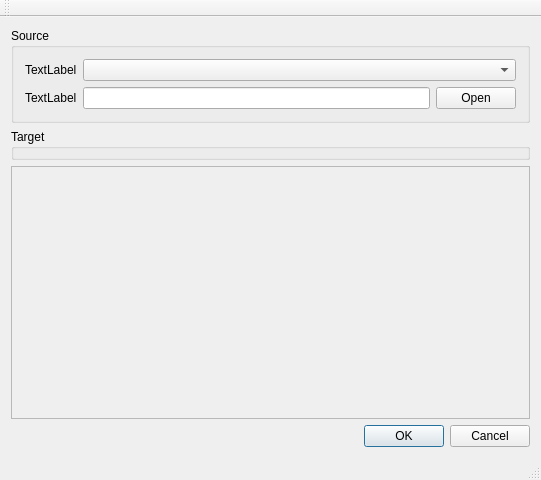
Old version of the form ui/mainwindow.ui in the repository lasma/ogr2ogr-gui.
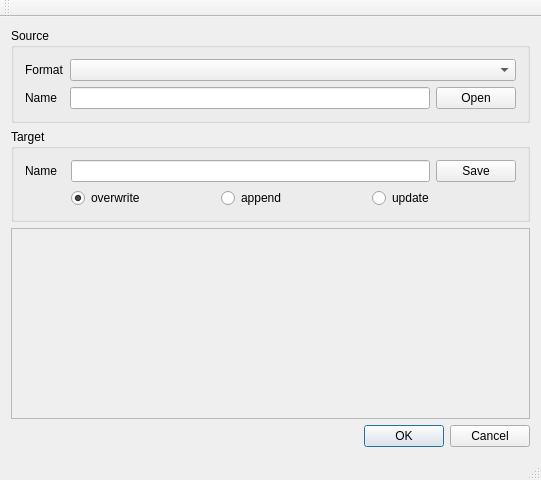
New version of the form.

Commit message: some more gui controls and ogrconfig settings

Patch:
```diff
--- a/ui/mainwindow.ui
+++ b/ui/mainwindow.ui
@@ -21,10 +21,13 @@
        <string>Source</string>
       </property>
       <layout class="QFormLayout" name="formLayout">
+       <property name="fieldGrowthPolicy">
+        <enum>QFormLayout::AllNonFixedFieldsGrow</enum>
+       </property>
        <item row="0" column="0">
         <widget class="QLabel" name="label">
          <property name="text">
-          <string>TextLabel</string>
+          <string>Format</string>
          </property>
         </widget>
        </item>
@@ -34,7 +37,7 @@
        <item row="1" column="0">
         <widget class="QLabel" name="label_2">
          <property name="text">
-          <string>TextLabel</string>
+          <string>Name</string>
          </property>
         </widget>
        </item>
@@ -60,6 +63,70 @@
       <property name="title">
        <string>Target</string>
       </property>
+      <layout class="QFormLayout" name="formLayout_2">
+       <item row="0" column="0">
+        <widget class="QLabel" name="label_3">
+         <property name="text">
+          <string>Name</string>
+         </property>
+        </widget>
+       </item>
+       <item row="0" column="1">
+        <layout class="QHBoxLayout" name="horizontalLayout_2">
+         <item>
+          <widget class="QLineEdit" name="txtTargetName"/>
+         </item>
+         <item>
+          <widget class="QPushButton" name="pbOpenTarget">
+           <property name="text">
+            <string>Save</string>
+           </property>
+          </widget>
+         </item>
+        </layout>
+       </item>
+       <item row="1" column="0">
+        <spacer name="horizontalSpacer">
+         <property name="orientation">
+          <enum>Qt::Horizontal</enum>
+         </property>
+         <property name="sizeHint" stdset="0">
+          <size>
+           <width>40</width>
+           <height>20</height>
+          </size>
+         </property>
+        </spacer>
+       </item>
+       <item row="1" column="1">
+        <layout class="QHBoxLayout" name="horizontalLayout_3">
+         <item>
+          <widget class="QRadioButton" name="radioButton">
+           <property name="text">
+            <string>overwrite</string>
+           </property>
+           <property name="checked">
+            <bool>true</bool>
+           </property>
+          </widget>
+         </item>
+         <item>
+          <widget class="QRadioButton" name="radioButton_2">
+           <property name="text">
+            <string>append</string>
+           </property>
+          </widget>
+         </item>
+         <item>
+          <widget class="QRadioButton" name="radioButton_3">
+           <property name="text">
+            <string>update</string>
+           </property>
+          </widget>
+         </item>
+        </layout>
+       </item>
+      </layout>
      </widget>
     </item>
     <item>
@@ -73,7 +140,7 @@
          <x>0</x>
          <y>0</y>
          <width>519</width>
-         <height>239</height>
+         <height>161</height>
         </rect>
        </property>
       </widget>
```
Left out of the diff: 4 changed lines with no effect on the pictures. The commit also changes 5 other files.
